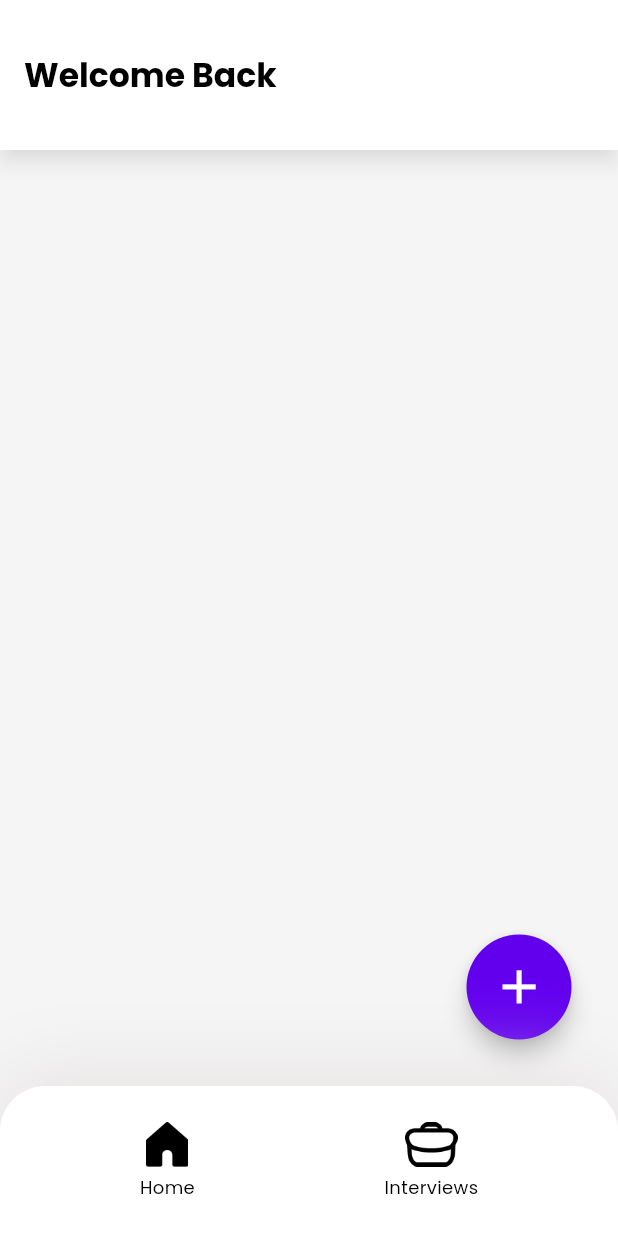
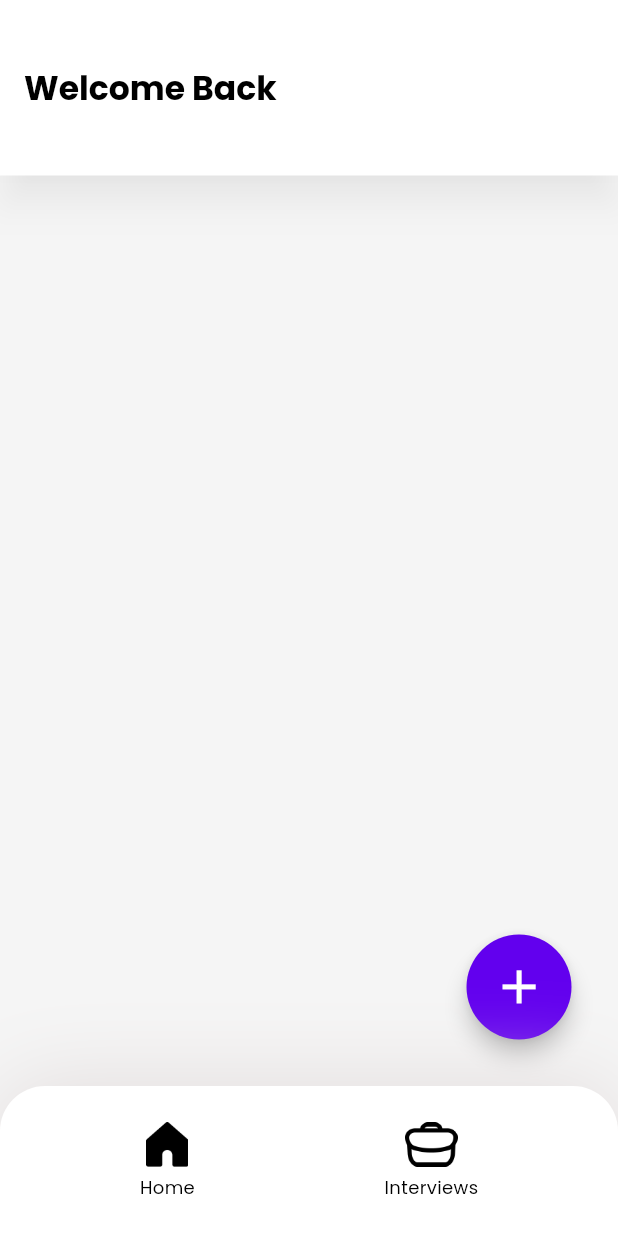
Before and after one commit to SpeakUP-Mobile/SpeakUP-App, a Flutter app: the screen it shows once a user with an empty profile is signed in, on a phone screen of 412 x 824 dp. Shown: the top 1233 px of the screen. Run offline on Flutter 3.47's test engine with Material 3 defaults, Android fonts, the phone set to English and light mode, and no system bars; our stand-ins replace camera, get, permission_handler, simple_gradient_text, supabase_flutter, video_player; missing offline and left inert: video_compress, video_thumbnail; accounts and stored records are empty.

Commit message:
parody with figma changes

```diff
--- a/lib/dashboard/dashboard.dart
+++ b/lib/dashboard/dashboard.dart
@@ -22,10 +22,10 @@ class Dashboard extends GetView<DashboardController> {
     return GetBuilder<DashboardController>(builder: (controller) {
       return Scaffold(
         appBar: AppBar(
-          shadowColor: const Color.fromARGB(102, 0, 0, 0),
+          shadowColor: const Color.fromARGB(70, 0, 0, 0),
           surfaceTintColor: Colors.white,
-          elevation: 5,
-          toolbarHeight: 100,
+          elevation: 10,
+          toolbarHeight: 117,
           title: const Text(
             textAlign: TextAlign.right,
             "Welcome Back",
--- a/lib/recordings_screen/recordings_page.dart
+++ b/lib/recordings_screen/recordings_page.dart
@@ -14,7 +14,7 @@ class RecordingsPage extends GetView<RecordingsController> {
       body: Column(children: [
         Stack(children: [
           Container(
-            padding: const EdgeInsets.only(top: 70),
+            padding: const EdgeInsets.only(top: 25),
             alignment: AlignmentDirectional.topCenter,
             margin: const EdgeInsets.only(bottom: 15),
           ),
```
Also changed, not shown: lib/recordings_screen/recording_info_widget.dart (+18 -6 lines).
